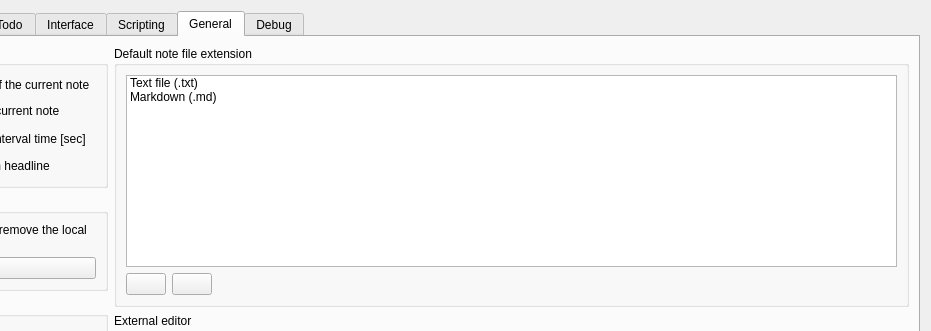
This is src/dialogs/settingsdialog.ui in pbek/QOwnNotes as Qt 5 draws it before an edit; both pictures show x 263 to 1194 and y 0 to 331 of the 1194 by 837 pixel window. The edited form follows.
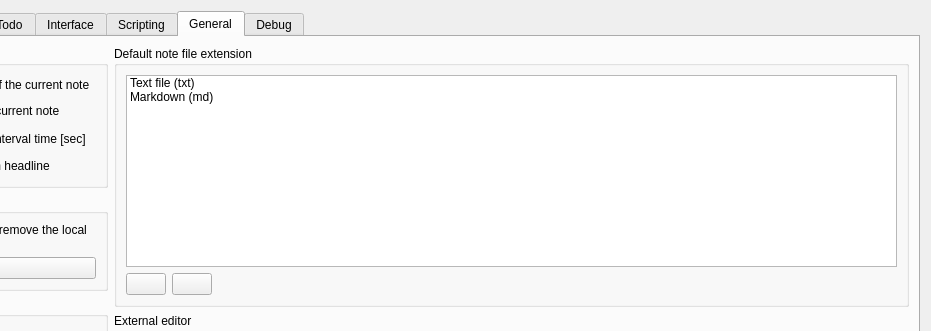
This is the edited form. Icons and pictures are not drawn. Custom widgets are drawn as their Qt base class.

The edit to the form file:
```diff
--- a/src/dialogs/settingsdialog.ui
+++ b/src/dialogs/settingsdialog.ui
@@ -2312,7 +2312,7 @@
                 </property>
                 <item>
                  <property name="text">
-                  <string>Text file (.txt)</string>
+                  <string>Text file (txt)</string>
                  </property>
                  <property name="whatsThis">
                   <string notr="true">txt</string>
@@ -2320,7 +2320,7 @@
                 </item>
                 <item>
                  <property name="text">
-                  <string notr="true">Markdown (.md)</string>
+                  <string notr="true">Markdown (md)</string>
                  </property>
                  <property name="whatsThis">
                   <string notr="true">md</string>
```
